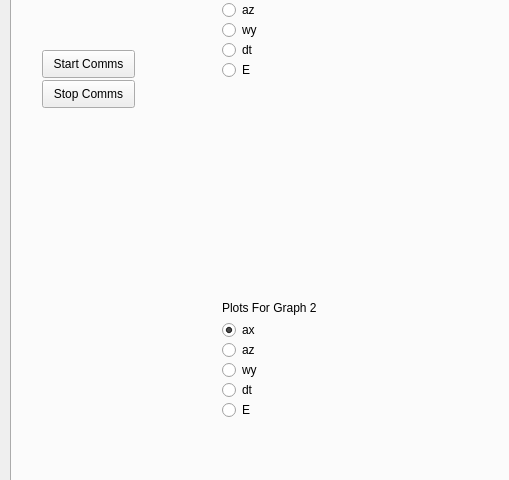
Qt form src/python/gui/qt/graph_test.ui (mgiglia92/reaction-wheel) before a commit; both pictures show x 0 to 509 and y 126 to 606 of the 1123 by 884 pixel window.
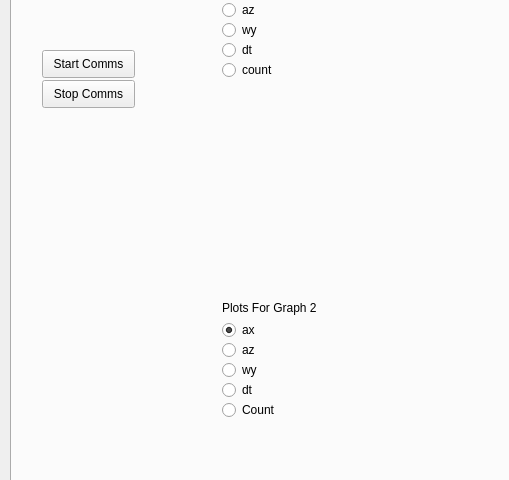
The same form after that commit. Icons and pictures are not drawn. Custom widgets are drawn as their Qt base class.

Commit message: minor GUI adjustments, allow multiple plots at once

The edit to the form file:
```diff
--- a/src/python/gui/qt/graph_test.ui
+++ b/src/python/gui/qt/graph_test.ui
@@ -133,7 +133,7 @@
        </rect>
       </property>
       <property name="text">
-       <string>E</string>
+       <string>count</string>
       </property>
       <attribute name="buttonGroup">
        <string notr="true">plotSelector1ButtonGroup</string>
@@ -226,7 +226,7 @@
        </rect>
       </property>
       <property name="text">
-       <string>E</string>
+       <string>Count</string>
       </property>
       <attribute name="buttonGroup">
        <string notr="true">plotSelector2ButtonGroup</string>
```
Left out of the diff: 12 changed lines with no effect on the pictures. The commit also changes 2 other files.
